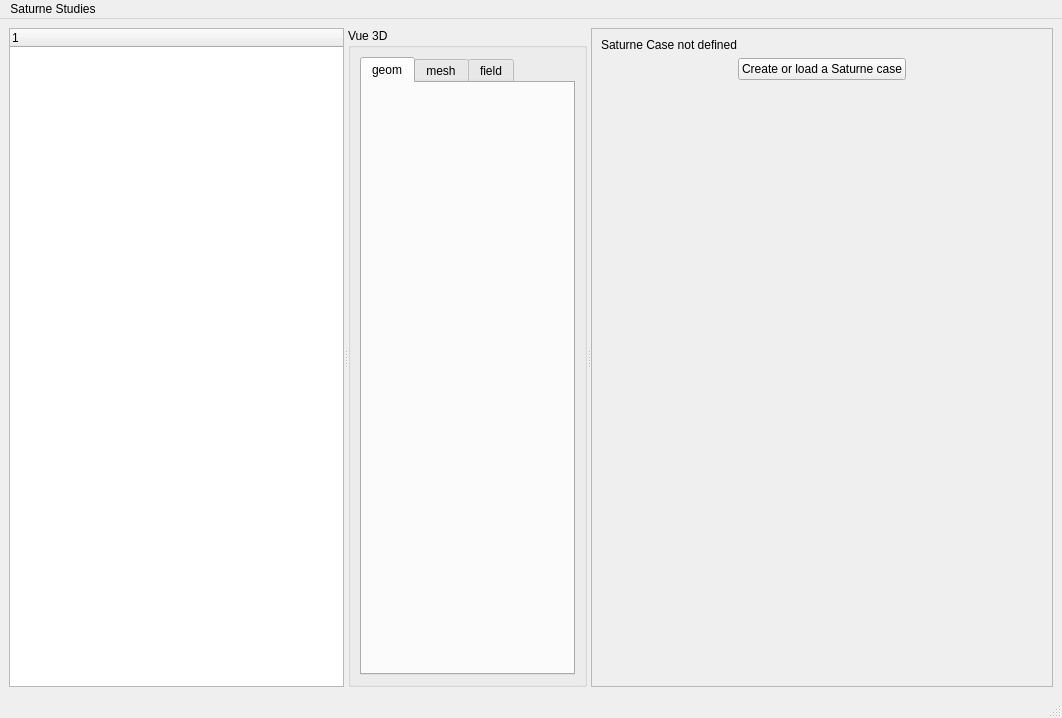
This is src/SATURNE8GUI/mw_saturne8.ui in prascle/salome_cfd_extensions as Qt 5 draws it before an edit. The edited form follows.
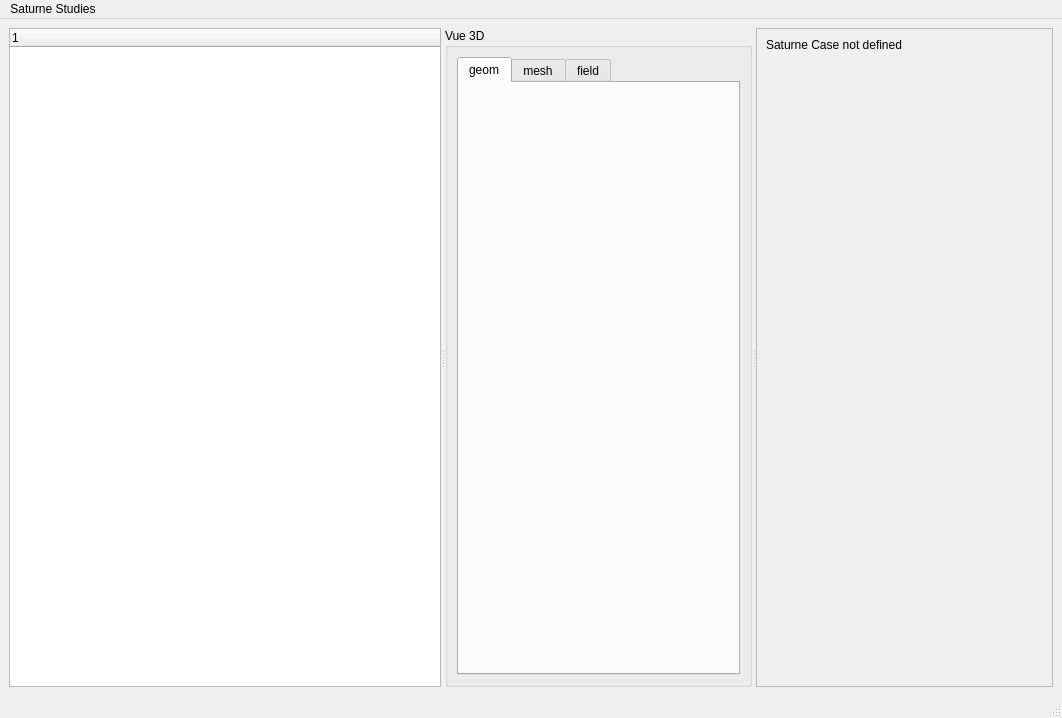
This is the edited form.

Commit message: embed the Solver GUI at the right place in the module main window

The edit to the form file:
```diff
--- a/src/SATURNE8GUI/mw_saturne8.ui
+++ b/src/SATURNE8GUI/mw_saturne8.ui
@@ -85,6 +85,19 @@
         <enum>QFrame::Raised</enum>
        </property>
        <layout class="QGridLayout" name="gl_fr_droite">
+        <item row="1" column="1">
+         <spacer name="verticalSpacer">
+          <property name="orientation">
+           <enum>Qt::Vertical</enum>
+          </property>
+          <property name="sizeHint" stdset="0">
+           <size>
+            <width>20</width>
+            <height>569</height>
+           </size>
+          </property>
+         </spacer>
+        </item>
         <item row="0" column="0">
          <widget class="QLabel" name="lbl_droite">
           <property name="sizePolicy">
@@ -98,56 +111,6 @@
           </property>
          </widget>
         </item>
-        <item row="1" column="0" colspan="2">
-         <layout class="QHBoxLayout" name="hl_pb_createLoadCase">
-          <item>
-           <spacer name="horizontalSpacer">
-            <property name="orientation">
-             <enum>Qt::Horizontal</enum>
-            </property>
-            <property name="sizeHint" stdset="0">
-             <size>
-              <width>83</width>
-              <height>20</height>
-             </size>
-            </property>
-           </spacer>
-          </item>
-          <item>
-           <widget class="QPushButton" name="pb_createLoadCase">
-            <property name="text">
-             <string>Create or load a Saturne case</string>
-            </property>
-           </widget>
-          </item>
-          <item>
-           <spacer name="horizontalSpacer_2">
-            <property name="orientation">
-             <enum>Qt::Horizontal</enum>
-            </property>
-            <property name="sizeHint" stdset="0">
-             <size>
-              <width>82</width>
-              <height>20</height>
-             </size>
-            </property>
-           </spacer>
-          </item>
-         </layout>
-        </item>
-        <item row="2" column="1">
-         <spacer name="verticalSpacer">
-          <property name="orientation">
-           <enum>Qt::Vertical</enum>
-          </property>
-          <property name="sizeHint" stdset="0">
-           <size>
-            <width>20</width>
-            <height>569</height>
-           </size>
-          </property>
-         </spacer>
-        </item>
        </layout>
       </widget>
      </widget>
```
The commit also changes 3 other files.
